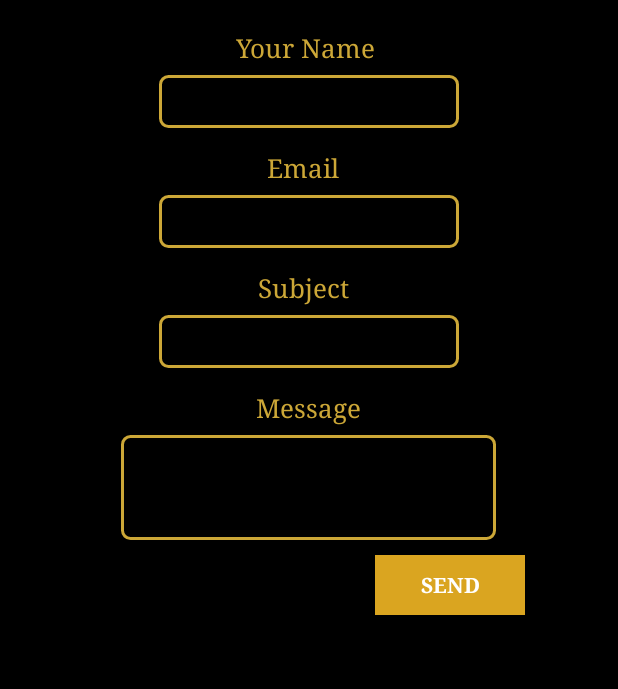
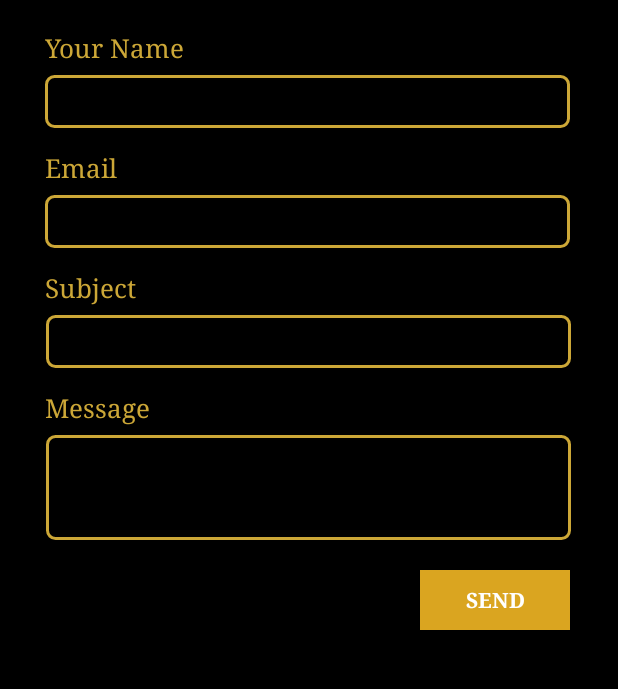
Before and after one commit to AlifAbhiesa/Savory, an Android app: the ContactUsActivity screen opened directly, with no data from a screen before it, on a phone screen of 412 x 824 dp, the part 540-1229 px from its top. Run offline under Robolectric (Android 15) with nearby library versions, the light colour scheme and no system bars.

Commit message:
update form contact us

```diff
--- a/app/src/main/res/layout/activity_contact_us.xml
+++ b/app/src/main/res/layout/activity_contact_us.xml
@@ -100,7 +100,7 @@
              android:layout_width="97dp"
              android:layout_height="30dp"
              android:layout_marginTop="280dp"
-             android:layout_centerHorizontal="true"
+             android:layout_marginLeft="30dp"
              android:text="Your Name"
              android:textSize="17sp"
              android:textColor="@color/gold2"
@@ -109,9 +109,9 @@
 
          <EditText
              android:id="@+id/nama_contact"
-             android:layout_width="200dp"
+             android:layout_width="350dp"
              android:layout_height="35dp"
-             android:layout_centerHorizontal="true"
+             android:layout_marginLeft="30dp"
              android:layout_marginTop="310dp"
              android:background="@drawable/border"
              android:textColor="@android:color/white"
@@ -121,7 +121,7 @@
              android:layout_width="55dp"
              android:layout_height="30dp"
              android:layout_marginTop="360dp"
-             android:layout_centerHorizontal="true"
+             android:layout_marginLeft="30dp"
              android:text="Email"
              android:textSize="17sp"
              android:textColor="@color/gold2"
@@ -130,9 +130,9 @@
 
          <EditText
              android:id="@+id/email_contact"
-             android:layout_width="200dp"
+             android:layout_width="350dp"
              android:layout_height="35dp"
-             android:layout_centerHorizontal="true"
+             android:layout_marginLeft="30dp"
              android:layout_marginTop="390dp"
              android:background="@drawable/border"
              android:textColor="@android:color/white"
@@ -142,7 +142,7 @@
              android:layout_width="67dp"
              android:layout_height="30dp"
              android:layout_marginTop="440dp"
-             android:layout_centerHorizontal="true"
+             android:layout_marginLeft="30dp"
              android:text="Subject"
              android:textSize="17sp"
              android:textColor="@color/gold2"
@@ -151,7 +151,7 @@
 
          <EditText
              android:id="@+id/subject"
-             android:layout_width="200dp"
+             android:layout_width="350dp"
              android:layout_height="35dp"
              android:layout_centerHorizontal="true"
              android:layout_marginTop="470dp"
@@ -163,7 +163,7 @@
              android:layout_width="70dp"
              android:layout_height="30dp"
              android:layout_marginTop="520dp"
-             android:layout_centerHorizontal="true"
+             android:layout_marginLeft="30dp"
              android:text="Message"
              android:textSize="17sp"
              android:textColor="@color/gold2"
@@ -172,7 +172,7 @@
 
          <EditText
              android:id="@+id/message"
-             android:layout_width="250dp"
+             android:layout_width="350dp"
              android:layout_height="70dp"
              android:layout_centerHorizontal="true"
              android:layout_marginTop="550dp"
@@ -184,8 +184,8 @@
          <Button
              android:layout_width="100dp"
              android:layout_height="40dp"
-             android:layout_marginLeft="250dp"
-             android:layout_marginTop="630dp"
+             android:layout_marginLeft="280dp"
+             android:layout_marginTop="640dp"
              android:text="SEND"
              android:textColor="@android:color/white"
              android:fontFamily="serif"
```
